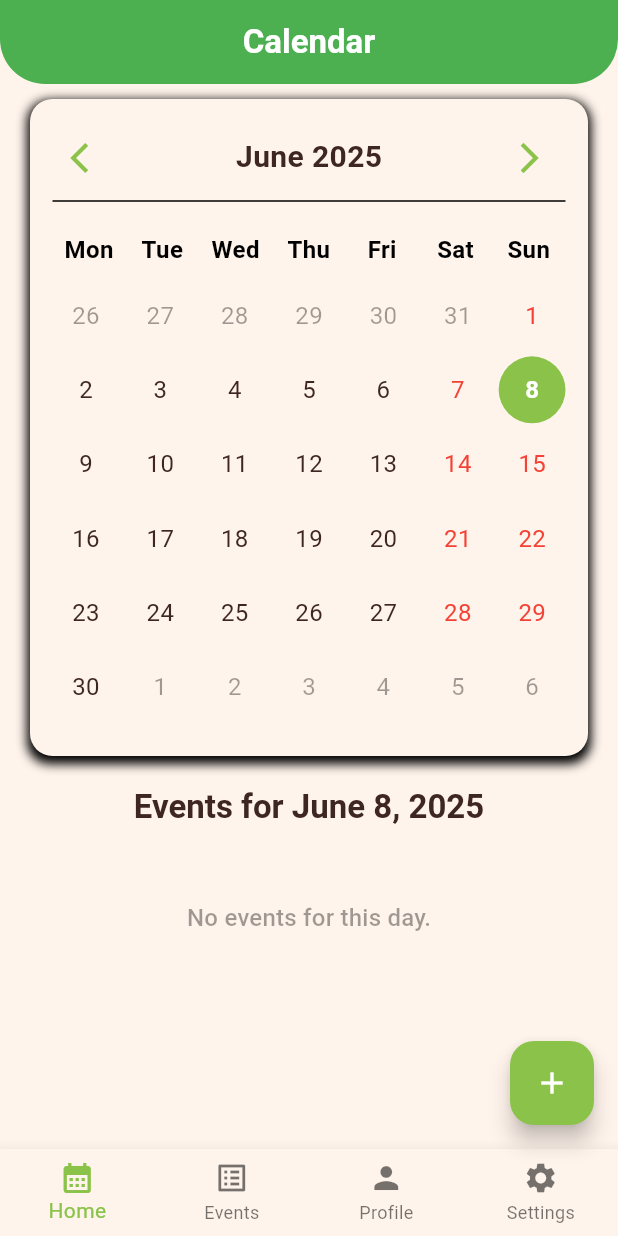
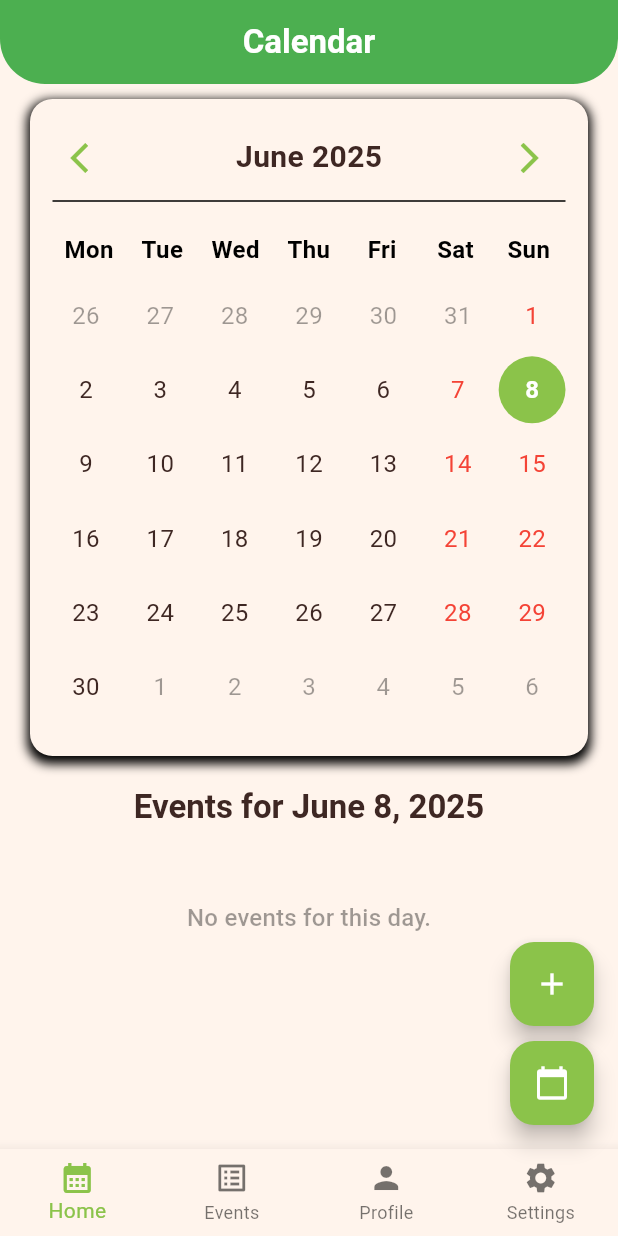
Before and after one commit to pierstoyanov/flutter_may_2025, a Flutter app: the screen it shows after launch, on a phone screen of 412 x 824 dp. Run offline on Flutter 3.47's test engine with Material 3 defaults, Android fonts, the phone set to English and light mode, and no system bars; our stand-ins replace cloud_firestore, firebase_auth, firebase_core, shared_preferences; accounts and stored records are empty; generated files the repository leaves out were written again.

Commit message:
add week view, day view toggle fab

```diff
--- a/lib/routes.dart
+++ b/lib/routes.dart
@@ -13,6 +13,7 @@ import 'package:flutter_application_1/screens/event_detail_screen.dart';
 import 'package:flutter_application_1/models/event_item.dart';
 import 'package:flutter_application_1/screens/week_view_screen.dart';
 import 'package:flutter_application_1/screens/create_event_screen.dart';
+import 'package:flutter_application_1/screens/day_view_screen.dart';
 
 final Map<String, WidgetBuilder> appRoutes = {
   '/': (_) => const LandingPage(title: 'Calendar'),
@@ -23,6 +24,7 @@ final Map<String, WidgetBuilder> appRoutes = {
   '/register': (_) => const RegisterScreen(title: 'Register'),
   '/week-view': (_) => const WeekViewScreen(title: 'Week View'),
   '/create-event': (_) => const CreateEventScreen(title: 'Create New Event'),
+  '/day-view': (_) => const DayViewScreen(title: 'Day View'),
   '/event-detail': (context) {
     // Extract the event item passed as an argument
     final event = ModalRoute.of(context)!.settings.arguments as EventItem;
--- a/lib/screens/landing_page.dart
+++ b/lib/screens/landing_page.dart
@@ -6,6 +6,7 @@ import 'package:flutter_application_1/widgets/my_bottom_navigation_bar.dart';
 import 'package:provider/provider.dart';
 import 'package:flutter_application_1/widgets/month_callendar/month_calendar.dart';
 import 'package:flutter_application_1/widgets/create_event_fab.dart';
+import 'package:flutter_application_1/widgets/view_toggle_fab.dart';
 
 
 class LandingPage extends StatefulWidget {
@@ -32,7 +33,15 @@ class _LandingPageState extends State<LandingPage> {
         currentIndex: navbarProvider.currentIndex,
         onItemSelected: (index) => navbarProvider.navigateTo(index, context),
       ),
-      floatingActionButton: const CreateEventFAB(),
+      floatingActionButton: Column(
+        mainAxisSize: MainAxisSize.min,
+        crossAxisAlignment: CrossAxisAlignment.end,
+        children: [
+          const CreateEventFAB(heroTag: 'createEventLandingPage'),
+          const SizedBox(height: 10),
+          const ViewToggleFAB(heroTag: 'viewToggleLandingPage'),
+        ],
+      ),
     );
   }
 }
--- a/lib/widgets/create_event_fab.dart
+++ b/lib/widgets/create_event_fab.dart
@@ -2,7 +2,8 @@ import 'package:flutter/material.dart';
 import 'package:firebase_auth/firebase_auth.dart';
 
 class CreateEventFAB extends StatelessWidget {
-  const CreateEventFAB({super.key});
+  final Object? heroTag; // Add heroTag parameter
+  const CreateEventFAB({super.key, this.heroTag});
 
   @override
   Widget build(BuildContext context) {
--- /dev/null
+++ b/lib/widgets/view_toggle_fab.dart
@@ -0,0 +1,49 @@
+import 'package:flutter/material.dart';
+
+class ViewToggleFAB extends StatelessWidget {
+  final Object? heroTag;
+  const ViewToggleFAB({super.key, this.heroTag});
+
+  void _showViewOptionsDialog(BuildContext context) {
+    showDialog(
+      context: context,
+      builder: (BuildContext dialogContext) {
+        return SimpleDialog(
+          title: const Text('Select View'),
+          children: <Widget>[
+            SimpleDialogOption(
+              onPressed: () {
+                Navigator.pop(dialogContext); // Close the dialog
+                Navigator.pushNamed(context, '/week-view');
+              },
+              child: const ListTile(
+                leading: Icon(Icons.calendar_view_week),
+                title: Text('Week View'),
+              ),
+            ),
+            SimpleDialogOption(
+              onPressed: () {
+                Navigator.pop(dialogContext); // Close the dialog
+                Navigator.pushNamed(context, '/day-view');
+              },
+              child: const ListTile(
+                leading: Icon(Icons.calendar_view_day),
+                title: Text('Day View'),
+              ),
+            ),
+          ],
+        );
+      },
+    );
+  }
+
+  @override
+  Widget build(BuildContext context) {
+    return FloatingActionButton(
+      onPressed: () => _showViewOptionsDialog(context),
+      tooltip: 'Change View',
+      child: const Icon(Icons.calendar_today), // Calendar icon
+      heroTag: heroTag,
+    );
+  }
+}
```
